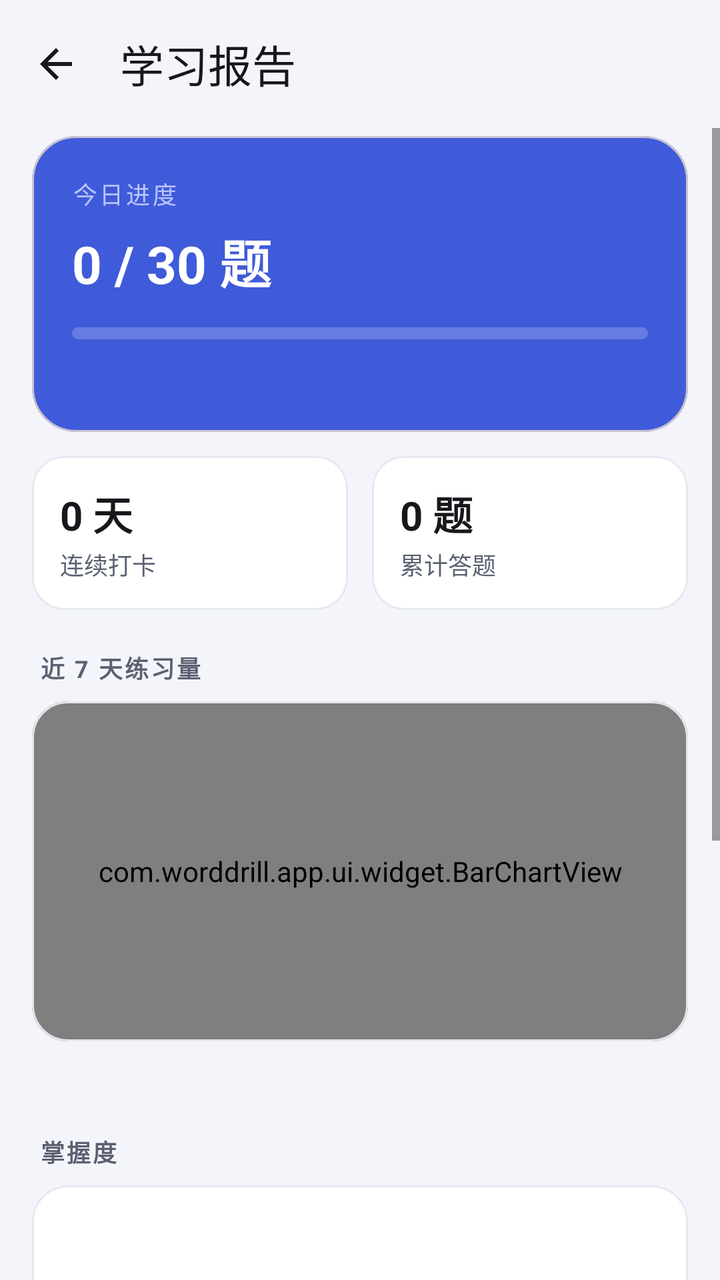
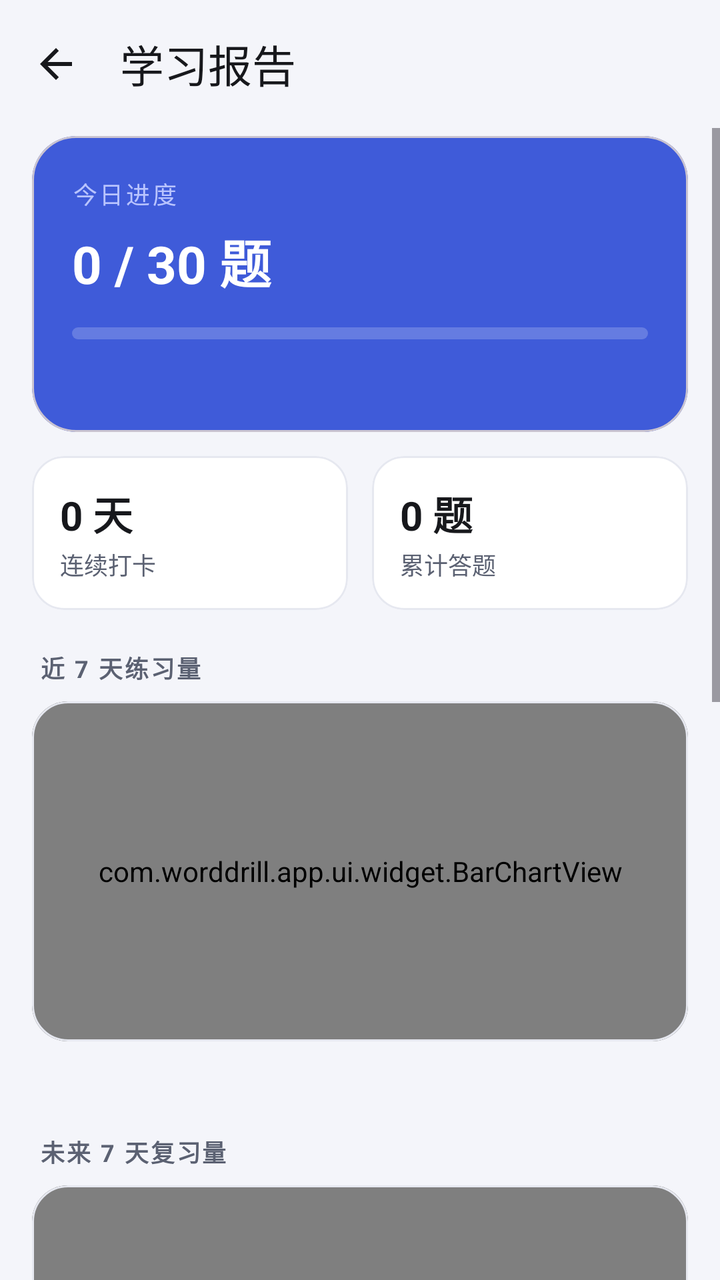

Compare the two renders of this Android layout. The source of the first and the diff that turns it into the second are given below.
<!-- AndroidManifest.xml: application theme Theme.WordDrill -->
<!-- res/layout/activity_report.xml -->
<?xml version="1.0" encoding="utf-8"?>
<LinearLayout xmlns:android="http://schemas.android.com/apk/res/android"
    xmlns:app="http://schemas.android.com/apk/res-auto"
    android:id="@+id/root"
    android:layout_width="match_parent"
    android:layout_height="match_parent"
    android:background="@color/bg"
    android:orientation="vertical">

    <com.google.android.material.appbar.MaterialToolbar
        android:id="@+id/toolbar"
        style="@style/Toolbar.WordDrill"
        android:layout_width="match_parent"
        android:layout_height="?attr/actionBarSize"
        app:navigationIcon="@drawable/ic_arrow_back"
        app:title="@string/title_report" />

    <ScrollView
        android:layout_width="match_parent"
        android:layout_height="0dp"
        android:layout_weight="1"
        android:fillViewport="true">

        <LinearLayout
            android:layout_width="match_parent"
            android:layout_height="wrap_content"
            android:orientation="vertical"
            android:paddingStart="16dp"
            android:paddingTop="4dp"
            android:paddingEnd="16dp"
            android:paddingBottom="24dp">

            <com.google.android.material.card.MaterialCardView
                android:layout_width="match_parent"
                android:layout_height="wrap_content"
                app:cardBackgroundColor="@color/brand"
                app:cardCornerRadius="22dp"
                app:cardElevation="0dp">

                <LinearLayout
                    android:layout_width="match_parent"
                    android:layout_height="wrap_content"
                    android:orientation="vertical"
                    android:padding="20dp">

                    <TextView
                        android:layout_width="wrap_content"
                        android:layout_height="wrap_content"
                        android:letterSpacing="0.1"
                        android:text="@string/report_today"
                        android:textColor="#B9C4FF"
                        android:textSize="12sp" />

                    <TextView
                        android:id="@+id/tvToday"
                        style="@style/Text.Hero"
                        android:layout_width="wrap_content"
                        android:layout_height="wrap_content"
                        android:layout_marginTop="6dp"
                        android:text="0 / 30 题" />

                    <com.google.android.material.progressindicator.LinearProgressIndicator
                        android:id="@+id/pbToday"
                        android:layout_width="match_parent"
                        android:layout_height="wrap_content"
                        android:layout_marginTop="14dp"
                        app:indicatorColor="@color/white"
                        app:trackColor="#33FFFFFF"
                        app:trackCornerRadius="3dp"
                        app:trackStopIndicatorSize="0dp"
                        app:trackThickness="6dp" />

                    <TextView
                        android:id="@+id/tvTodaySub"
                        android:layout_width="wrap_content"
                        android:layout_height="wrap_content"
                        android:layout_marginTop="10dp"
                        android:textColor="#B9C4FF"
                        android:textSize="12sp" />
                </LinearLayout>
            </com.google.android.material.card.MaterialCardView>

            <LinearLayout
                android:layout_width="match_parent"
                android:layout_height="wrap_content"
                android:layout_marginTop="12dp"
                android:baselineAligned="false"
                android:orientation="horizontal">

                <com.google.android.material.card.MaterialCardView
                    android:layout_width="0dp"
                    android:layout_height="wrap_content"
                    android:layout_marginEnd="6dp"
                    android:layout_weight="1"
                    app:cardBackgroundColor="@color/surface"
                    app:cardCornerRadius="16dp"
                    app:cardElevation="0dp"
                    app:strokeColor="@color/divider"
                    app:strokeWidth="1dp">

                    <LinearLayout
                        android:layout_width="match_parent"
                        android:layout_height="wrap_content"
                        android:orientation="vertical"
                        android:padding="14dp">

                        <TextView
                            android:id="@+id/tvStreak"
                            android:layout_width="wrap_content"
                            android:layout_height="wrap_content"
                            android:text="0 天"
                            android:textColor="@color/text_primary"
                            android:textSize="20sp"
                            android:textStyle="bold" />

                        <TextView
                            android:layout_width="wrap_content"
                            android:layout_height="wrap_content"
                            android:layout_marginTop="2dp"
                            android:text="@string/report_streak"
                            android:textColor="@color/text_secondary"
                            android:textSize="12sp" />
                    </LinearLayout>
                </com.google.android.material.card.MaterialCardView>

                <com.google.android.material.card.MaterialCardView
                    android:layout_width="0dp"
                    android:layout_height="wrap_content"
                    android:layout_marginStart="6dp"
                    android:layout_weight="1"
                    app:cardBackgroundColor="@color/surface"
                    app:cardCornerRadius="16dp"
                    app:cardElevation="0dp"
                    app:strokeColor="@color/divider"
                    app:strokeWidth="1dp">

                    <LinearLayout
                        android:layout_width="match_parent"
                        android:layout_height="wrap_content"
                        android:orientation="vertical"
                        android:padding="14dp">

                        <TextView
                            android:id="@+id/tvTotal"
                            android:layout_width="wrap_content"
                            android:layout_height="wrap_content"
                            android:text="0 题"
                            android:textColor="@color/text_primary"
                            android:textSize="20sp"
                            android:textStyle="bold" />

                        <TextView
                            android:layout_width="wrap_content"
                            android:layout_height="wrap_content"
                            android:layout_marginTop="2dp"
                            android:text="@string/report_total"
                            android:textColor="@color/text_secondary"
                            android:textSize="12sp" />
                    </LinearLayout>
                </com.google.android.material.card.MaterialCardView>
            </LinearLayout>

            <TextView
                style="@style/Text.SectionLabel"
                android:layout_width="wrap_content"
                android:layout_height="wrap_content"
                android:layout_marginTop="20dp"
                android:layout_marginStart="4dp"
                android:text="@string/report_week" />

            <com.google.android.material.card.MaterialCardView
                android:layout_width="match_parent"
                android:layout_height="wrap_content"
                android:layout_marginTop="8dp"
                app:cardBackgroundColor="@color/surface"
                app:cardCornerRadius="18dp"
                app:cardElevation="0dp"
                app:strokeColor="@color/divider"
                app:strokeWidth="1dp">

                <com.worddrill.app.ui.widget.BarChartView
                    android:id="@+id/chart"
                    android:layout_width="match_parent"
                    android:layout_height="170dp"
                    android:paddingStart="12dp"
                    android:paddingTop="8dp"
                    android:paddingEnd="12dp"
                    android:paddingBottom="8dp" />
            </com.google.android.material.card.MaterialCardView>

            <TextView
                android:id="@+id/tvAccuracy"
                android:layout_width="match_parent"
                android:layout_height="wrap_content"
                android:layout_marginTop="10dp"
                android:textColor="@color/text_secondary"
                android:textSize="12sp" />

            <TextView
                style="@style/Text.SectionLabel"
                android:layout_width="wrap_content"
                android:layout_height="wrap_content"
                android:layout_marginTop="20dp"
                android:layout_marginStart="4dp"
                android:text="@string/report_mastery" />

            <com.google.android.material.card.MaterialCardView
                android:layout_width="match_parent"
                android:layout_height="wrap_content"
                android:layout_marginTop="8dp"
                app:cardBackgroundColor="@color/surface"
                app:cardCornerRadius="18dp"
                app:cardElevation="0dp"
                app:strokeColor="@color/divider"
                app:strokeWidth="1dp">

                <LinearLayout
                    android:layout_width="match_parent"
                    android:layout_height="wrap_content"
                    android:orientation="vertical"
                    android:padding="16dp">

                    <TextView
                        android:id="@+id/tvMasteryTitle"
                        android:layout_width="match_parent"
                        android:layout_height="wrap_content"
                        android:textColor="@color/text_primary"
                        android:textSize="15sp"
                        android:textStyle="bold" />

                    <com.google.android.material.progressindicator.LinearProgressIndicator
                        android:id="@+id/pbMastery"
                        android:layout_width="match_parent"
                        android:layout_height="wrap_content"
                        android:layout_marginTop="12dp"
                        android:max="100"
                        app:trackCornerRadius="4dp"
                        app:trackStopIndicatorSize="0dp"
                        app:trackThickness="10dp" />

                    <TextView
                        android:id="@+id/tvMasteryDetail"
                        android:layout_width="match_parent"
                        android:layout_height="wrap_content"
                        android:layout_marginTop="12dp"
                        android:lineSpacingExtra="3dp"
                        android:textColor="@color/text_secondary"
                        android:textSize="12sp" />
                </LinearLayout>
            </com.google.android.material.card.MaterialCardView>

            <TextView
                style="@style/Text.SectionLabel"
                android:layout_width="wrap_content"
                android:layout_height="wrap_content"
                android:layout_marginTop="20dp"
                android:layout_marginStart="4dp"
                android:text="@string/report_top_wrong" />

            <com.google.android.material.card.MaterialCardView
                android:layout_width="match_parent"
                android:layout_height="wrap_content"
                android:layout_marginTop="8dp"
                app:cardBackgroundColor="@color/surface"
                app:cardCornerRadius="18dp"
                app:cardElevation="0dp"
                app:strokeColor="@color/divider"
                app:strokeWidth="1dp">

                <TextView
                    android:id="@+id/tvTopWrong"
                    android:layout_width="match_parent"
                    android:layout_height="wrap_content"
                    android:lineSpacingExtra="4dp"
                    android:padding="16dp"
                    android:textColor="@color/text_primary"
                    android:textSize="13sp" />
            </com.google.android.material.card.MaterialCardView>

            <com.google.android.material.button.MaterialButton
                android:id="@+id/btnGoal"
                style="@style/Widget.Material3.Button.OutlinedButton"
                android:layout_width="match_parent"
                android:layout_height="52dp"
                android:layout_marginTop="20dp"
                android:text="@string/action_set_goal"
                app:cornerRadius="14dp" />

            <com.google.android.material.materialswitch.MaterialSwitch
                android:id="@+id/swTts"
                android:layout_width="match_parent"
                android:layout_height="wrap_content"
                android:layout_marginTop="12dp"
                android:minHeight="48dp"
                android:text="@string/setting_tts"
                android:textSize="14sp" />

            <com.google.android.material.button.MaterialButton
                android:id="@+id/btnTestTts"
                style="@style/Widget.Material3.Button.TextButton"
                android:layout_width="match_parent"
                android:layout_height="wrap_content"
                android:text="@string/action_test_tts" />
        </LinearLayout>
    </ScrollView>
</LinearLayout>
<!-- resources referenced by this layout -->
<resources>
  <color name="bg">#F4F5FA</color>
  <color name="brand">#3F5BD9</color>
  <color name="divider">#E6E8F0</color>
  <color name="surface">#FFFFFF</color>
  <color name="text_primary">#17181C</color>
  <color name="text_secondary">#5B6172</color>
  <color name="white">#FFFFFF</color>
  <!-- drawable ic_arrow_back (drawable) -->
  <?xml version="1.0" encoding="utf-8"?>
  <vector xmlns:android="http://schemas.android.com/apk/res/android"
      android:width="24dp"
      android:height="24dp"
      android:viewportWidth="24"
      android:viewportHeight="24">
      <path
          android:fillColor="#FFFFFF"
          android:pathData="M20,11H7.83l5.59,-5.59L12,4l-8,8 8,8 1.41,-1.41L7.83,13H20v-2z" />
  </vector>
  <string name="action_set_goal">设置每日目标</string>
  <string name="action_test_tts">测试发音</string>
  <string name="report_mastery">掌握度</string>
  <string name="report_streak">连续打卡</string>
  <string name="report_today">今日进度</string>
  <string name="report_top_wrong">最该复习的词</string>
  <string name="report_total">累计答题</string>
  <string name="report_week">近 7 天练习量</string>
  <string name="setting_tts">练习时自动发音</string>
  <string name="title_report">学习报告</string>
  <style name="Text.Hero" parent="">
          <item name="android:textSize">26sp</item>
          <item name="android:textColor">@color/white</item>
          <item name="android:textStyle">bold</item>
      </style>
  <style name="Text.SectionLabel" parent="">
          <item name="android:textSize">12sp</item>
          <item name="android:textColor">@color/text_secondary</item>
          <item name="android:letterSpacing">0.08</item>
          <item name="android:textStyle">bold</item>
      </style>
  <style name="Toolbar.WordDrill" parent="Widget.Material3.Toolbar">
          <item name="android:background">@color/bg</item>
          <item name="titleTextColor">@color/text_primary</item>
          <item name="subtitleTextColor">@color/text_secondary</item>
          <item name="navigationIconTint">@color/text_primary</item>
      </style>
  <style name="Theme.WordDrill" parent="Theme.Material3.DayNight.NoActionBar">
          <item name="colorPrimary">@color/brand</item>
          <item name="colorOnPrimary">@color/white</item>
          <item name="colorPrimaryContainer">@color/brand_container</item>
          <item name="colorOnPrimaryContainer">@color/brand_dark</item>
          <item name="colorSecondary">@color/accent</item>
          <item name="colorSurface">@color/surface</item>
          <item name="android:colorBackground">@color/bg</item>
          <item name="android:windowBackground">@color/bg</item>
          <item name="android:statusBarColor">@color/bg</item>
          <item name="android:navigationBarColor">@color/bg</item>
          <item name="android:windowLightStatusBar">@bool/light_status_bar</item>
      </style>
  <color name="brand_container">#E4E9FF</color>
  <color name="brand_dark">#1D2B6B</color>
  <color name="accent">#F2A03D</color>
</resources>

<!-- the commit's change to res/layout/activity_report.xml (unified diff, before → after) -->
@@ -202,7 +202,7 @@
                 android:layout_height="wrap_content"
                 android:layout_marginTop="20dp"
                 android:layout_marginStart="4dp"
-                android:text="@string/report_mastery" />
+                android:text="@string/report_forecast" />
 
             <com.google.android.material.card.MaterialCardView
                 android:layout_width="match_parent"
@@ -217,34 +217,25 @@
                 <LinearLayout
                     android:layout_width="match_parent"
                     android:layout_height="wrap_content"
-                    android:orientation="vertical"
-                    android:padding="16dp">
-
-                    <TextView
-                        android:id="@+id/tvMasteryTitle"
-                        android:layout_width="match_parent"
-                        android:layout_height="wrap_content"
-                        android:textColor="@color/text_primary"
-                        android:textSize="15sp"
-                        android:textStyle="bold" />
-
-                    <com.google.android.material.progressindicator.LinearProgressIndicator
-                        android:id="@+id/pbMastery"
-                        android:layout_width="match_parent"
-                        android:layout_height="wrap_content"
-                        android:layout_marginTop="12dp"
-                        android:max="100"
-                        app:trackCornerRadius="4dp"
-                        app:trackStopIndicatorSize="0dp"
-                        app:trackThickness="10dp" />
-
-                    <TextView
-                        android:id="@+id/tvMasteryDetail"
-                        android:layout_width="match_parent"
-                        android:layout_height="wrap_content"
-                        android:layout_marginTop="12dp"
-                        android:lineSpacingExtra="3dp"
-                        android:textColor="@color/text_secondary"
+                    android:orientation="vertical">
+
+                    <com.worddrill.app.ui.widget.BarChartView
+                        android:id="@+id/chartForecast"
+                        android:layout_width="match_parent"
+                        android:layout_height="150dp"
+                        android:paddingStart="12dp"
+                        android:paddingTop="8dp"
+                        android:paddingEnd="12dp"
+                        android:paddingBottom="8dp" />
+
+                    <TextView
+                        android:id="@+id/tvForecast"
+                        android:layout_width="match_parent"
+                        android:layout_height="wrap_content"
+                        android:paddingStart="16dp"
+                        android:paddingEnd="16dp"
+                        android:paddingBottom="14dp"
+                        android:textColor="@color/text_hint"
                         android:textSize="12sp" />
                 </LinearLayout>
             </com.google.android.material.card.MaterialCardView>
@@ -255,7 +246,7 @@
                 android:layout_height="wrap_content"
                 android:layout_marginTop="20dp"
                 android:layout_marginStart="4dp"
-                android:text="@string/report_top_wrong" />
+                android:text="@string/report_mastery" />
 
             <com.google.android.material.card.MaterialCardView
                 android:layout_width="match_parent"
@@ -267,6 +258,59 @@
                 app:strokeColor="@color/divider"
                 app:strokeWidth="1dp">
 
+                <LinearLayout
+                    android:layout_width="match_parent"
+                    android:layout_height="wrap_content"
+                    android:orientation="vertical"
+                    android:padding="16dp">
+
+                    <TextView
+                        android:id="@+id/tvMasteryTitle"
+                        android:layout_width="match_parent"
+                        android:layout_height="wrap_content"
+                        android:textColor="@color/text_primary"
+                        android:textSize="15sp"
+                        android:textStyle="bold" />
+
+                    <com.google.android.material.progressindicator.LinearProgressIndicator
+                        android:id="@+id/pbMastery"
+                        android:layout_width="match_parent"
+                        android:layout_height="wrap_content"
+                        android:layout_marginTop="12dp"
+                        android:max="100"
+                        app:trackCornerRadius="4dp"
+                        app:trackStopIndicatorSize="0dp"
+                        app:trackThickness="10dp" />
+
+                    <TextView
+                        android:id="@+id/tvMasteryDetail"
+                        android:layout_width="match_parent"
+                        android:layout_height="wrap_content"
+                        android:layout_marginTop="12dp"
+                        android:lineSpacingExtra="3dp"
+                        android:textColor="@color/text_secondary"
+                        android:textSize="12sp" />
+                </LinearLayout>
+            </com.google.android.material.card.MaterialCardView>
+
+            <TextView
+                style="@style/Text.SectionLabel"
+                android:layout_width="wrap_content"
+                android:layout_height="wrap_content"
+                android:layout_marginTop="20dp"
+                android:layout_marginStart="4dp"
+                android:text="@string/report_top_wrong" />
+
+            <com.google.android.material.card.MaterialCardView
+                android:layout_width="match_parent"
+                android:layout_height="wrap_content"
+                android:layout_marginTop="8dp"
+                app:cardBackgroundColor="@color/surface"
+                app:cardCornerRadius="18dp"
+                app:cardElevation="0dp"
+                app:strokeColor="@color/divider"
+                app:strokeWidth="1dp">
+
                 <TextView
                     android:id="@+id/tvTopWrong"
                     android:layout_width="match_parent"
<!-- resource entries referenced after the edit -->
@@ -4,6 +4,7 @@
   <color name="brand">#3F5BD9</color>
   <color name="divider">#E6E8F0</color>
   <color name="surface">#FFFFFF</color>
+  <color name="text_hint">#9AA0B0</color>
   <color name="text_primary">#17181C</color>
   <color name="text_secondary">#5B6172</color>
   <color name="white">#FFFFFF</color>
@@ -20,6 +21,7 @@
   </vector>
   <string name="action_set_goal">设置每日目标</string>
   <string name="action_test_tts">测试发音</string>
+  <string name="report_forecast">未来 7 天复习量</string>
   <string name="report_mastery">掌握度</string>
   <string name="report_streak">连续打卡</string>
   <string name="report_today">今日进度</string>
